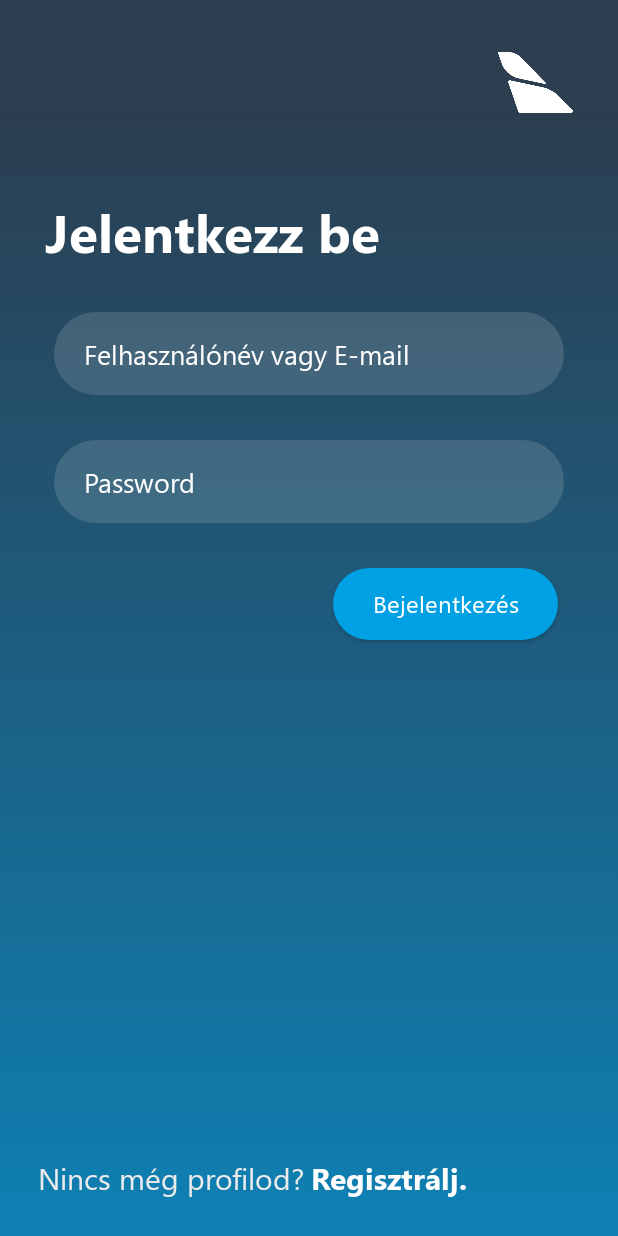
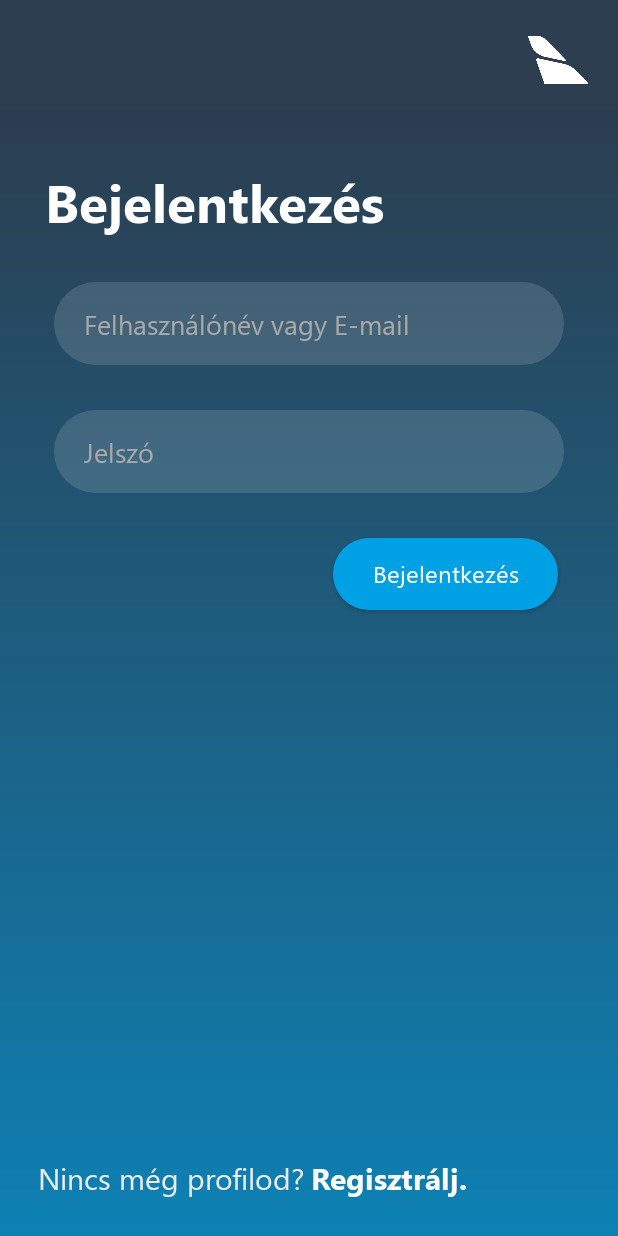
Before and after one commit to leventenyiro/light_airlines, an Android app: the screen it shows after launch (LoginActivity), on a phone screen of 412 x 824 dp. Run offline under Robolectric (Android 15) with nearby library versions, the phone set to English and light mode, and no system bars.

Commit message:
Login és Reg módosítása

```diff
--- a/app/src/main/res/layout/activity_login.xml
+++ b/app/src/main/res/layout/activity_login.xml
@@ -7,10 +7,10 @@
     tools:context=".LoginActivity"
     android:background="@drawable/bg_login">
 
-    <ImageView
-        android:layout_width="50dp"
-        android:layout_height="50dp"
-        android:layout_marginTop="30dp"
+                                                                                                                                                                                                                                                                                                                                                                              <ImageView
+        android:layout_width="40dp"
+        android:layout_height="40dp"
+        android:layout_margin="20dp"
         android:layout_alignParentRight="true"
         android:layout_alignParentEnd="true"
         android:layout_marginRight="30dp"
@@ -22,11 +22,11 @@
         android:layout_width="wrap_content"
         android:layout_height="wrap_content"
         android:layout_below="@id/btnHome"
-        android:layout_marginTop="50dp"
+        android:layout_marginTop="30dp"
         android:layout_marginLeft="30dp"
         android:layout_marginStart="30dp"
         android:id="@+id/textCim"
-        android:text="Jelentkezz be"
+        android:text="Bejelentkezés"
         android:textSize="35sp"
         android:textColor="@color/white"
         android:fontFamily="@font/bold" />
@@ -47,7 +47,7 @@
         android:background="@drawable/inputlogin"
         android:inputType="textEmailAddress"
         android:hint="Felhasználónév vagy E-mail"
-        android:textColorHint="@color/white"
+        android:textColorHint="@color/midGray"
         android:textColor="@color/white"
         android:fontFamily="@font/regular"
         android:maxLines="1"
@@ -69,8 +69,8 @@
         android:id="@+id/inputPassword"
         android:background="@drawable/inputlogin"
         android:inputType="textPassword"
-        android:hint="Password"
-        android:textColorHint="@color/white"
+        android:hint="Jelszó"
+        android:textColorHint="@color/midGray"
         android:textColor="@color/white"
         android:fontFamily="@font/regular"
         android:maxLines="1"
--- a/app/src/main/res/layout/activity_reg1.xml
+++ b/app/src/main/res/layout/activity_reg1.xml
@@ -15,8 +15,8 @@
         app:srcCompat="@drawable/back" />
 
     <ImageView
-        android:layout_width="30dp"
-        android:layout_height="30dp"
+        android:layout_width="40dp"
+        android:layout_height="40dp"
         android:layout_alignParentRight="true"
         android:layout_alignParentEnd="true"
         android:layout_margin="20dp"
```
Also changed, not shown: app/src/main/res/layout/activity_reg2.xml (+7 -7 lines), app/src/main/res/layout/activity_reg3.xml (+7 -8 lines).
